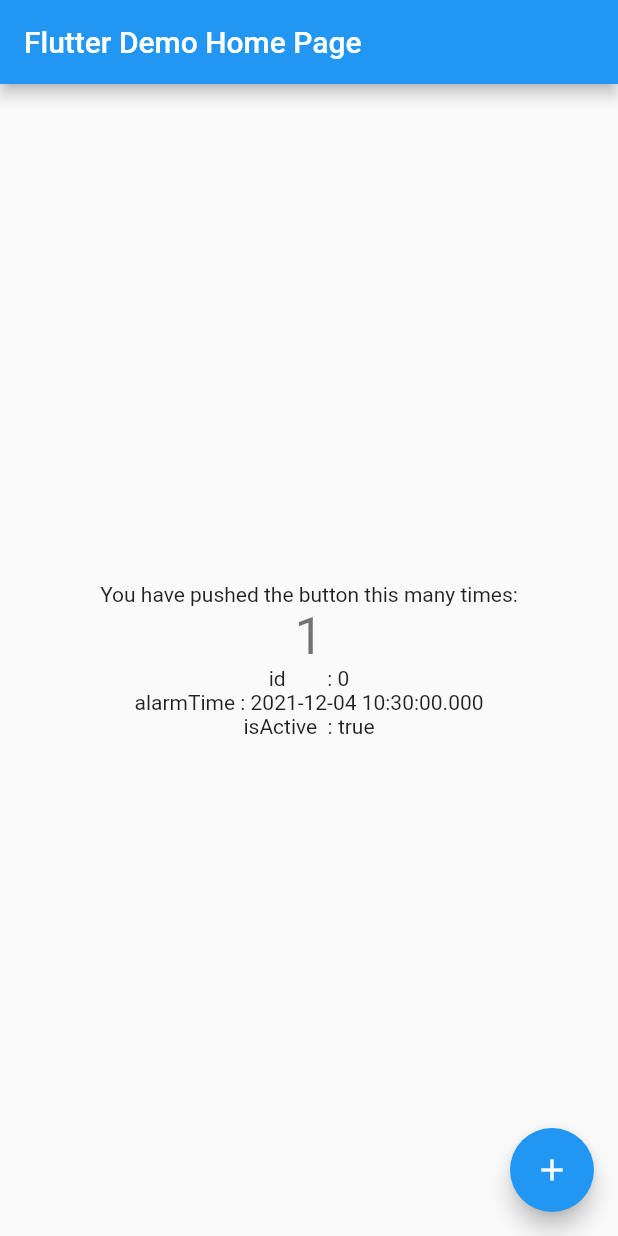
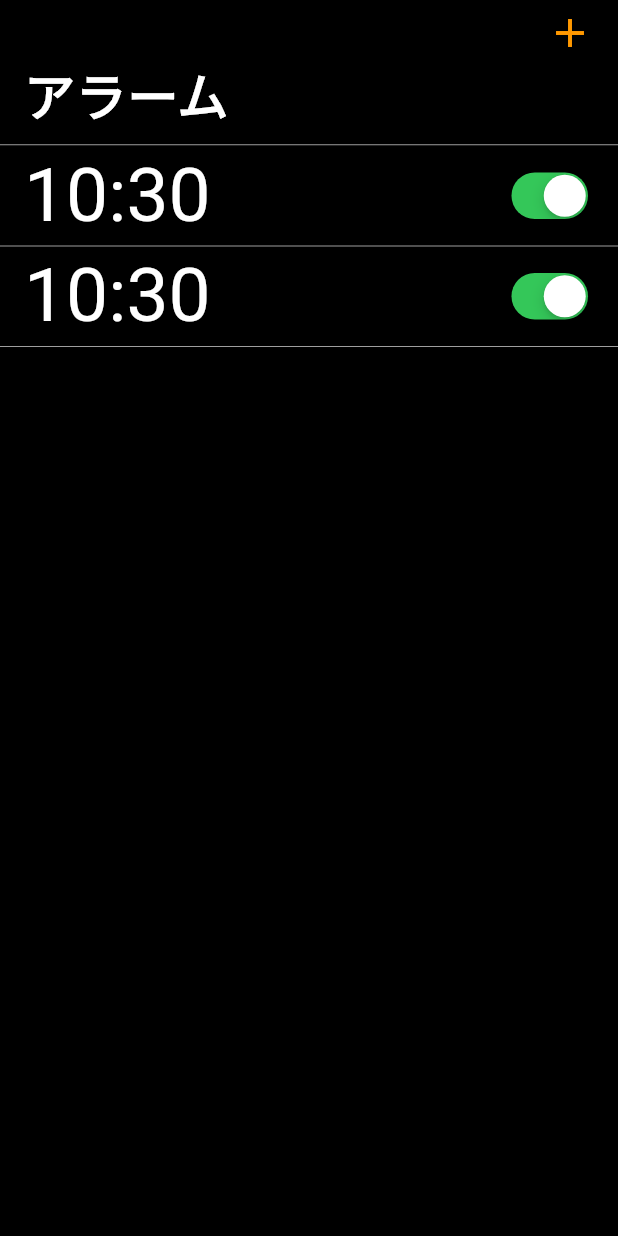
Before and after one commit to konbu33/sqlitetry, a Flutter app: the screen it shows after launch, after a tap on the "add" icon, on a phone screen of 412 x 824 dp. Run offline on Flutter 3.47's test engine with Material 2 defaults, Android fonts, the phone set to English and light mode, and no system bars.

Commit message:
feat: change homepage ui

```diff
--- a/lib/main.dart
+++ b/lib/main.dart
@@ -15,7 +15,7 @@ class MyApp extends StatelessWidget {
       theme: ThemeData(
         primarySwatch: Colors.blue,
       ),
-      home: const HomePage(title: 'Flutter Demo Home Page'),
+      home: const HomePage(),
     );
   }
 }
--- a/lib/pages/homepage.dart
+++ b/lib/pages/homepage.dart
@@ -1,54 +1,67 @@
+import 'package:flutter/cupertino.dart';
 import 'package:flutter/material.dart';
 import 'package:sqlitetry/alarm.dart';
+import 'package:intl/intl.dart';
 
 class HomePage extends StatefulWidget {
-  const HomePage({Key? key, required this.title}) : super(key: key);
-
-  final String title;
+  const HomePage({Key? key}) : super(key: key);
 
   @override
   State<HomePage> createState() => _HomePageState();
 }
 
 class _HomePageState extends State<HomePage> {
-  int _counter = 0;
   List<Alarm> alarmList = [
     Alarm(alarmTime: DateTime.now()),
+    Alarm(alarmTime: DateTime.now()),
   ];
-
-  void _incrementCounter() {
-    setState(() {
-      _counter++;
-    });
-  }
 
   @override
   Widget build(BuildContext context) {
     return Scaffold(
-      appBar: AppBar(
-        title: Text(widget.title),
-      ),
-      body: Center(
-        child: Column(
-          mainAxisAlignment: MainAxisAlignment.center,
-          children: <Widget>[
-            const Text(
-              'You have pushed the button this many times:',
+      backgroundColor: Colors.black,
+      body: CustomScrollView(
+        slivers: [
+          CupertinoSliverNavigationBar(
+            backgroundColor: Colors.black,
+            largeTitle: Text(
+              "アラーム",
+              style: TextStyle(
+                color: Colors.white,
+              ),
             ),
-            Text(
-              '$_counter',
-              style: Theme.of(context).textTheme.headline4,
+            trailing: GestureDetector(
+              child: Icon(Icons.add, color: Colors.orange),
+              onTap: () => print("test"),
             ),
-            Text("id        : ${alarmList[0].id}"),
-            Text("alarmTime : ${alarmList[0].alarmTime}"),
-            Text("isActive  : ${alarmList[0].isActive}"),
-          ],
-        ),
-      ),
-      floatingActionButton: FloatingActionButton(
-        onPressed: _incrementCounter,
-        tooltip: 'Increment',
-        child: const Icon(Icons.add),
+          ),
+          SliverList(
+            delegate: SliverChildBuilderDelegate(
+              (context, index) {
+                Alarm alarm = alarmList[index];
+                return Column(
+                  children: [
+                    if (index == 0)
+                      Divider(
+                        color: Colors.grey,
+                        height: 1,
+                      ),
+                    ListTile(
+                      title: Text(
+                        DateFormat("H:mm").format(alarm.alarmTime),
+                        style: TextStyle(color: Colors.white, fontSize: 50),
+                      ),
+                      trailing: CupertinoSwitch(
+                          value: true, onChanged: (newValue) {}),
+                    ),
+                    Divider(color: Colors.grey, height: 0),
+                  ],
+                );
+              },
+              childCount: alarmList.length,
+            ),
+          ),
+        ],
       ),
     );
   }
--- a/pubspec.yaml
+++ b/pubspec.yaml
@@ -34,6 +34,7 @@ dependencies:
   # The following adds the Cupertino Icons font to your application.
   # Use with the CupertinoIcons class for iOS style icons.
   cupertino_icons: ^1.0.2
+  intl: ^0.17.0
 
 dev_dependencies:
   flutter_test:
```
Also changed, not shown: pubspec.lock.
